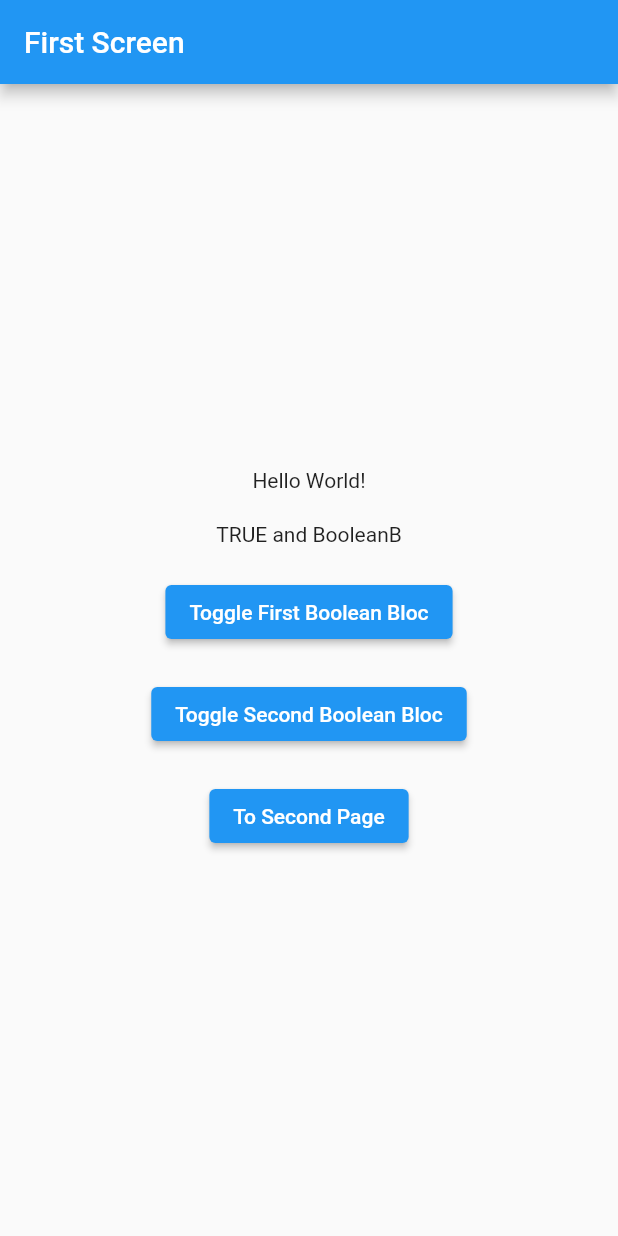
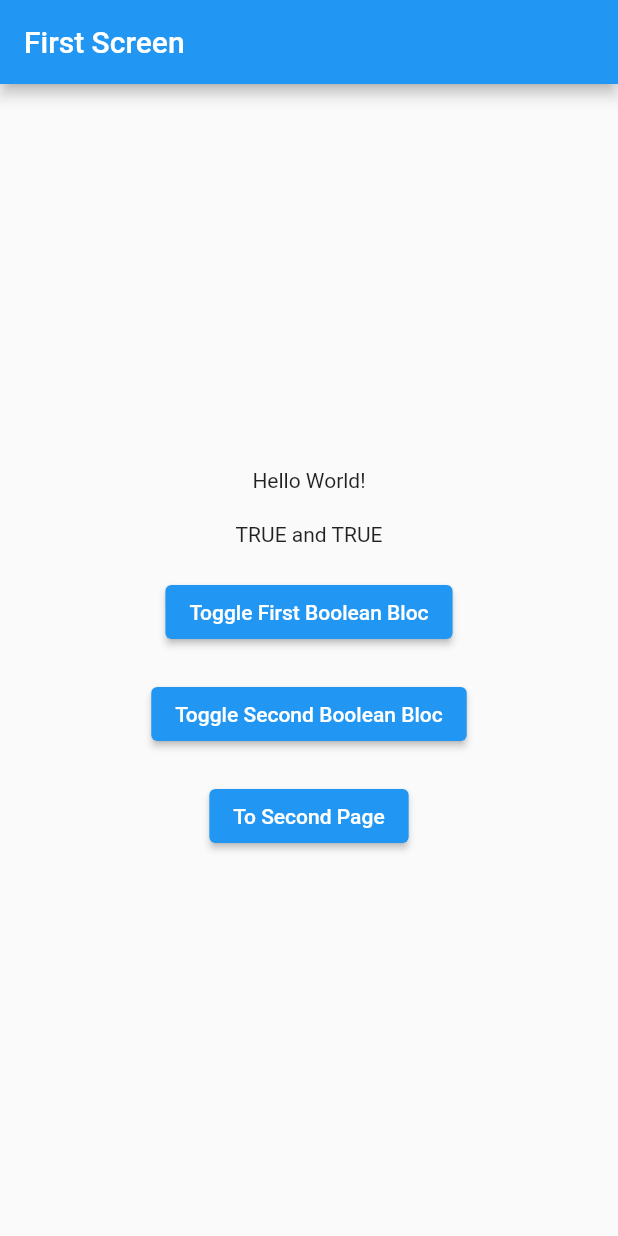
Before and after one commit to max-torch/bloc_workshop, a Flutter app: the screen it shows after launch, on a phone screen of 412 x 824 dp. Run offline on Flutter 3.47's test engine with Material 2 defaults, Android fonts, the phone set to English and light mode, and no system bars; our stand-ins replace bloc, flutter_bloc.

Commit message:
Use context.watch to build the Text widget based on the states of the two blocs

```diff
--- a/lib/presentation/screens/first_screen.dart
+++ b/lib/presentation/screens/first_screen.dart
@@ -22,11 +22,12 @@ class FirstScreen extends StatelessWidget {
             SizedBox(
               height: 20,
             ),
-            BlocBuilder<FirstBooleanBloc, bool>(
-              builder: (context, state) {
-                return Text("${state.toString().toUpperCase()} and BooleanB");
-              },
-            ),
+            Builder(builder: (context) {
+              final stateA = context.watch<FirstBooleanBloc>().state;
+              final stateB = context.watch<SecondBooleanBloc>().state;
+              return Text(
+                  "${stateA.toString().toUpperCase()} and ${stateB.toString().toUpperCase()}");
+            }),
             SizedBox(
               height: 20,
             ),
```
